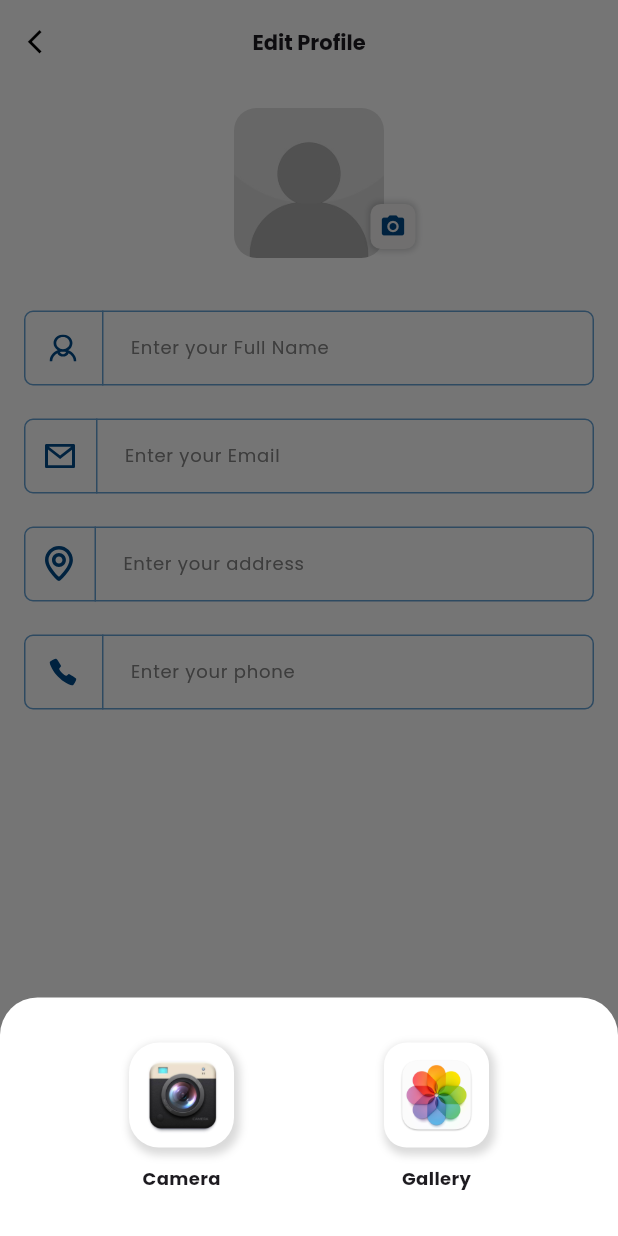
After one commit to susan040/hr_management, a Flutter app: the EditProfileScreen screen opened directly, after a tap on the "camera alt" icon, on a phone screen of 412 x 824 dp. The commit adds this screen. Run offline on Flutter 3.47's test engine with Material 3 defaults, Android fonts, the phone set to English and light mode, and no system bars; drawn by our look-alikes of cached_network_image; our stand-ins replace flutter_svg, get, image_picker, permission_handler; network calls fail.

Commit message:
settings and edit profile completed

```diff
--- a/lib/controller/dashboard/dash_screen_controller.dart
+++ b/lib/controller/dashboard/dash_screen_controller.dart
@@ -2,7 +2,7 @@ import 'package:flutter/material.dart';
 import 'package:get/get.dart';
 import 'package:hr_management/views/dashboard/history_screen.dart';
 import 'package:hr_management/views/dashboard/home_screen.dart';
-import 'package:hr_management/views/dashboard/setting_screen.dart';
+import 'package:hr_management/views/settings/setting_screen.dart';
 
 class DashScreenController extends GetxController {
   final key = GlobalKey<ScaffoldState>();
--- /dev/null
+++ b/lib/controller/dashboard/edit_profile_controller.dart
@@ -0,0 +1,46 @@
+import 'dart:developer';
+import 'dart:io';
+
+import 'package:flutter/material.dart';
+import 'package:get/get.dart';
+import 'package:image_picker/image_picker.dart';
+
+class EditProfileController extends GetxController {
+  final formKey = GlobalKey<FormState>();
+
+  final nameController = TextEditingController();
+  final emailController = TextEditingController();
+  final addressController = TextEditingController();
+  final phoneController = TextEditingController();
+  final picker = ImagePicker();
+  Rxn<File> image = Rxn<File>();
+
+  void pickImage(ImageSource source) async {
+    log("Picking image from $source");
+    final pickedImage = await picker.pickImage(
+      source: source,
+      imageQuality: 100,
+      maxHeight: 500,
+      maxWidth: 500,
+    );
+
+    if (pickedImage != null) {
+      image.value = File(pickedImage.path);
+    }
+  }
+
+  // Rxn<File> image = Rxn<File>();
+
+  // void pickImage() async {
+  //   log("Picking image");
+  //   final pickedImage = await picker.pickImage(
+  //       source: ImageSource.camera,
+  //       imageQuality: 100,
+  //       maxHeight: 500,
+  //       maxWidth: 500);
+
+  //   if (pickedImage != null) {
+  //     image.value = File(pickedImage.path);
+  //   }
+  // }
+}
--- a/lib/views/dashboard/all_services_screen.dart
+++ b/lib/views/dashboard/all_services_screen.dart
@@ -20,7 +20,7 @@ class AllServicesScreen extends StatelessWidget {
             },
             child: Icon(
               Icons.arrow_back_ios,
-              size: 22,
+              size: 19,
               color: Colors.black,
             )),
         centerTitle: true,
--- a/lib/views/dashboard/history_screen.dart
+++ b/lib/views/dashboard/history_screen.dart
@@ -12,7 +12,6 @@ class HistoryScreen extends StatelessWidget {
       backgroundColor: AppColors.extraWhite,
       appBar: AppBar(
         backgroundColor: AppColors.extraWhite,
-        toolbarHeight: 47,
         title: Text(
           "Grievance History",
           style: CustomTextStyles.f14W600(),
--- a/lib/views/dashboard/home_screen.dart
+++ b/lib/views/dashboard/home_screen.dart
@@ -38,9 +38,10 @@ class HomeScreen extends StatelessWidget {
                           fit: BoxFit.cover,
                           height: 50,
                           width: 50,
-                          imageUrl: "",
+                          imageUrl:
+                              "https://encrypted-tbn2.gstatic.com/images?q=tbn:ANd9GcQUjE0Lifi2vFDlbtFjgQSwfMB3rfknaKL838HwGlNWPHMyDU2E",
                           errorWidget: (context, url, error) => Image.asset(
-                            "assets/images/profile.jpeg",
+                            "assets/images/blank_profile.jpg",
                             height: 50,
                             width: 50,
                             fit: BoxFit.fill,
--- /dev/null
+++ b/lib/views/settings/edit_profile_screen.dart
@@ -0,0 +1,95 @@
+import 'package:flutter/material.dart';
+import 'package:get/get.dart';
+import 'package:hr_management/controller/dashboard/edit_profile_controller.dart';
+import 'package:hr_management/utils/colors.dart';
+import 'package:hr_management/utils/custom_text_style.dart';
+import 'package:hr_management/utils/image_path.dart';
+import 'package:hr_management/utils/validatior.dart';
+import 'package:hr_management/widgets/custom/custom_textfield.dart';
+import 'package:hr_management/widgets/custom/elevated_button.dart';
+import 'package:hr_management/widgets/edit_profile_widget.dart';
+
+class EditProfileScreen extends StatelessWidget {
+  final c = Get.put(EditProfileController());
+  EditProfileScreen({super.key});
+
+  @override
+  Widget build(BuildContext context) {
+    return Scaffold(
+      backgroundColor: AppColors.extraWhite,
+      appBar: AppBar(
+        backgroundColor: AppColors.extraWhite,
+        leading: InkWell(
+            onTap: () {
+              Get.back();
+            },
+            child: Icon(
+              Icons.arrow_back_ios,
+              size: 19,
+              color: Colors.black,
+            )),
+        centerTitle: true,
+        title: Text(
+          "Edit Profile",
+          style: CustomTextStyles.f14W600(),
+        ),
+      ),
+      body: Column(
+        children: [
+          SizedBox(height: 16),
+          EditProfileWidget(c: c),
+          Form(
+              key: c.formKey,
+              child: Padding(
+                padding: const EdgeInsets.only(left: 16, right: 16, top: 35),
+                child: Column(
+                  children: [
+                    CustomTextField(
+                        controller: c.nameController,
+                        hint: "Enter your Full Name",
+                        validator: Validators.checkFieldEmpty,
+                        preIconPath: ImagePath.person,
+                        iconHeight: 18,
+                        iconWidth: 24,
+                        textInputAction: TextInputAction.done,
+                        textInputType: TextInputType.text),
+                    SizedBox(height: 22),
+                    CustomTextField(
+                        controller: c.emailController,
+                        hint: "Enter your Email",
+                        validator: Validators.checkEmailField,
+                        preIconPath: ImagePath.email,
+                        textInputAction: TextInputAction.done,
+                        textInputType: TextInputType.emailAddress),
+                    SizedBox(height: 22),
+                    CustomTextField(
+                        controller: c.addressController,
+                        hint: "Enter your address",
+                        validator: Validators.checkFieldEmpty,
+                        preIconPath: ImagePath.address,
+                        textInputAction: TextInputAction.done,
+                        textInputType: TextInputType.emailAddress),
+                    SizedBox(height: 22),
+                    CustomTextField(
+                        controller: c.phoneController,
+                        hint: "Enter your phone",
+                        validator: Validators.checkPhoneField,
+                        preIconPath: ImagePath.phone,
+                        iconHeight: 18,
+                        iconWidth: 24,
+                        textInputAction: TextInputAction.done,
+                        textInputType: TextInputType.phone),
+                    SizedBox(height: 22),
+                  ],
+                ),
+              ))
+        ],
+      ),
+      bottomNavigationBar: Padding(
+        padding:
+            const EdgeInsets.only(left: 16, right: 16, top: 10, bottom: 25),
+        child: CustomElevatedButton(title: "Save", onTap: () {}),
+      ),
+    );
+  }
+}
--- a/lib/views/dashboard/setting_screen.dart
+++ b/lib/views/settings/setting_screen.dart
@@ -1,9 +1,12 @@
 import 'package:cached_network_image/cached_network_image.dart';
 import 'package:flutter/material.dart';
 import 'package:flutter_svg/flutter_svg.dart';
+import 'package:get/get.dart';
 import 'package:hr_management/utils/colors.dart';
 import 'package:hr_management/utils/custom_text_style.dart';
 import 'package:hr_management/utils/image_path.dart';
+import 'package:hr_management/views/auth/login_screen.dart';
+import 'package:hr_management/views/settings/edit_profile_screen.dart';
 
 class SettingScreen extends StatelessWidget {
   const SettingScreen({super.key});
@@ -13,7 +16,6 @@ class SettingScreen extends StatelessWidget {
     return Scaffold(
         backgroundColor: AppColors.extraWhite,
         appBar: AppBar(
-          toolbarHeight: 47,
           centerTitle: true,
           backgroundColor: AppColors.extraWhite,
           title: Text(
@@ -24,7 +26,9 @@ class SettingScreen extends StatelessWidget {
             Padding(
               padding: const EdgeInsets.only(right: 18),
               child: InkWell(
-                  onTap: () {},
+                  onTap: () {
+                    Get.to(() => LoginScreen());
+                  },
                   child: Icon(
                     Icons.logout,
                     color: AppColors.rejected,
@@ -45,9 +49,10 @@ class SettingScreen extends StatelessWidget {
                   fit: BoxFit.cover,
                   height: 100,
                   width: 100,
-                  imageUrl: "",
+                  imageUrl:
+                      "https://encrypted-tbn2.gstatic.com/images?q=tbn:ANd9GcQUjE0Lifi2vFDlbtFjgQSwfMB3rfknaKL838HwGlNWPHMyDU2E",
                   errorWidget: (context, url, error) => Image.asset(
-                    "assets/images/profile.jpeg",
+                    "assets/images/blank_profile.jpg",
                     height: 100,
                     width: 100,
                     fit: BoxFit.cover,
@@ -82,8 +87,8 @@ class SettingScreen extends StatelessWidget {
             ),
             SizedBox(height: 9),
             InkWell(
-              onTap: (){
-
+              onTap: () {
+                Get.to(() => EditProfileScreen());
               },
               child: Container(
                 height: 33,
@@ -91,7 +96,8 @@ class SettingScreen extends StatelessWidget {
                 decoration: BoxDecoration(
                     color: AppColors.extraWhite,
                     borderRadius: BorderRadius.circular(10),
-                    border: Border.all(width: 1, color: AppColors.primaryColor)),
+                    border:
+                        Border.all(width: 1, color: AppColors.primaryColor)),
                 child: Center(
                   child: Text(
                     "Edit Profile",
@@ -123,9 +129,7 @@ class SettingScreen extends StatelessWidget {
                   ),
                   SizedBox(height: 14),
                   InkWell(
-                    onTap: () {
-
-                    },
+                    onTap: () {},
                     child: Row(
                       mainAxisAlignment: MainAxisAlignment.spaceBetween,
                       children: [
--- a/lib/widgets/custom/custom_textfield.dart
+++ b/lib/widgets/custom/custom_textfield.dart
@@ -100,7 +100,7 @@ class CustomTextField extends StatelessWidget {
           labelText: labelText,
           hintText: hint,
           hintStyle:
-              CustomTextStyles.f14W400(color: AppColors.secondaryTextColor),
+              CustomTextStyles.f12W400(color: AppColors.secondaryTextColor),
           filled: true,
           fillColor: fillColor ?? Colors.white,
           enabledBorder: OutlineInputBorder(
@@ -125,7 +125,7 @@ class CustomTextField extends StatelessWidget {
           contentPadding:
               EdgeInsets.symmetric(vertical: 14.0, horizontal: 10.0),
         ),
-        style: CustomTextStyles.f14W400(
+        style: CustomTextStyles.f12W400(
             color: (readOnly ?? false) ? AppColors.secondaryTextColor : null),
       ),
     );
--- /dev/null
+++ b/lib/widgets/edit_profile_widget.dart
@@ -0,0 +1,189 @@
+import 'package:cached_network_image/cached_network_image.dart';
+import 'package:flutter/material.dart';
+import 'package:get/get.dart';
+import 'package:hr_management/controller/dashboard/edit_profile_controller.dart';
+import 'package:hr_management/utils/colors.dart';
+import 'package:hr_management/utils/custom_text_style.dart';
+import 'package:image_picker/image_picker.dart';
+
+class EditProfileWidget extends StatelessWidget {
+  const EditProfileWidget({
+    super.key,
+    required this.c,
+  });
+
+  final EditProfileController c;
+
+  @override
+  Widget build(BuildContext context) {
+    return Stack(
+      alignment: Alignment.bottomRight,
+      children: [
+        Center(
+          child: ClipRRect(
+            borderRadius: BorderRadius.circular(15),
+            child: Obx(
+              () => (c.image.value != null)
+                  ? Image.file(
+                      c.image.value!,
+                      fit: BoxFit.cover,
+                      height: 100,
+                      width: 100,
+                    )
+                  : CachedNetworkImage(
+                      placeholder: (context, url) => SizedBox(
+                          height: 20,
+                          width: 20,
+                          child: CircularProgressIndicator()),
+                      fit: BoxFit.fill,
+                      height: 100,
+                      width: 100,
+                      imageUrl:
+                          "https://encrypted-tbn2.gstatic.com/images?q=tbn:ANd9GcQUjE0Lifi2vFDlbtFjgQSwfMB3rfknaKL838HwGlNWPHMyDU2E",
+                      errorWidget: (context, url, error) => Image.asset(
+                        "assets/images/blank_profile.jpg",
+                        fit: BoxFit.fill,
+                        height: 100,
+                        width: 100,
+                      ),
+                    ),
+            ),
+          ),
+        ),
+        Positioned(
+          bottom: 6,
+          right: 135,
+          child: InkWell(
+            onTap: () {
+              showModalBottomSheet(
+                context: context,
+                backgroundColor: AppColors.extraWhite,
+                shape: RoundedRectangleBorder(
+                    borderRadius: BorderRadius.only(
+                        topLeft: Radius.circular(25),
+                        topRight: Radius.circular(25))),
+                builder: (context) => Container(
+                  padding: const EdgeInsets.all(16),
+                  child: Padding(
+                    padding: const EdgeInsets.only(
+                        left: 20, right: 20, top: 14, bottom: 14),
+                    child: Column(
+                      mainAxisSize: MainAxisSize.min,
+                      children: [
+                        Row(
+                          mainAxisAlignment:
+                              MainAxisAlignment.spaceAround,
+                          children: [
+                            InkWell(
+                              highlightColor: AppColors.extraWhite,
+                              onTap: () {
+                                c.pickImage(ImageSource.camera);
+                              },
+                              child: Column(
+                                children: [
+                                  Container(
+                                      height: 70,
+                                      width: 70,
+                                      decoration: BoxDecoration(
+                                          color: AppColors.extraWhite,
+                                          borderRadius:
+                                              BorderRadius.circular(20),
+                                          boxShadow: [
+                                            BoxShadow(
+                                                color: AppColors
+                                                    .secondaryTextColor
+                                                    .withOpacity(0.3),
+                                                spreadRadius: 2,
+                                                blurRadius: 4,
+                                                offset: Offset(2, 3))
+                                          ]),
+                                      child: Center(
+                                        child: Image.asset(
+                                          "assets/images/camera.jpg",
+                                          height: 57,
+                                          width: 57,
+                                          fit: BoxFit.fill,
+                                        ),
+                                      )),
+                                  SizedBox(height: 12),
+                                  Text(
+                                    "Camera",
+                                    style: CustomTextStyles.f12W600(),
+                                  ),
+                                ],
+                              ),
+                            ),
+                            InkWell(
+                              highlightColor: AppColors.extraWhite,
+                              onTap: () {
+                                c.pickImage(ImageSource.gallery);
+                              },
+                              child: Column(
+                                children: [
+                                  Container(
+                                      height: 70,
+                                      width: 70,
+                                      decoration: BoxDecoration(
+                                          color: AppColors.extraWhite,
+                                          borderRadius:
+                                              BorderRadius.circular(15),
+                                          boxShadow: [
+                                            BoxShadow(
+                                                color: AppColors
+                                                    .secondaryTextColor
+                                                    .withOpacity(0.3),
+                                                spreadRadius: 2,
+                                                blurRadius: 4,
+                                                offset: Offset(2, 3))
+                                          ]),
+                                      child: Center(
+                                        child: Image.asset(
+                                          "assets/images/gallery.png",
+                                          height: 57,
+                                          width: 57,
+                                          fit: BoxFit.fill,
+                                        ),
+                                      )),
+                                  SizedBox(height: 12),
+                                  Text(
+                                    "Gallery",
+                                    style: CustomTextStyles.f12W600(),
+                                  ),
+                                ],
+                              ),
+                            )
+                          ],
+                        ),
+                      ],
+                    ),
+                  ),
+                ),
+              );
+            },
+            child: Container(
+              width: 30,
+              height: 30,
+              padding: const EdgeInsets.all(6),
+              decoration: BoxDecoration(
+                color: AppColors.lGrey,
+                borderRadius: BorderRadius.circular(7),
+                boxShadow: [
+                  BoxShadow(
+                    color: AppColors.backGroundDark.withOpacity(0.2),
+                    spreadRadius: 1,
+                    blurRadius: 3,
+                  ),
+                ],
+              ),
+              child: const Icon(
+                Icons.camera_alt,
+                size: 18,
+                color: AppColors.primaryColor,
+              ),
+            ),
+          ),
+        ),
+      ],
+    );
+  }
+}
--- a/pubspec.yaml
+++ b/pubspec.yaml
@@ -40,6 +40,7 @@ dependencies:
   flutter_svg: ^2.0.16
   permission_handler: ^11.3.1
   cached_network_image: ^3.4.1
+  image_picker: ^1.1.2
 
 dev_dependencies:
   flutter_test:
```
Also changed, not shown: assets/images/blank_profile.jpg, assets/images/camera.jpg (added), assets/images/gallery.png (added), pubspec.lock, 6 other files.
